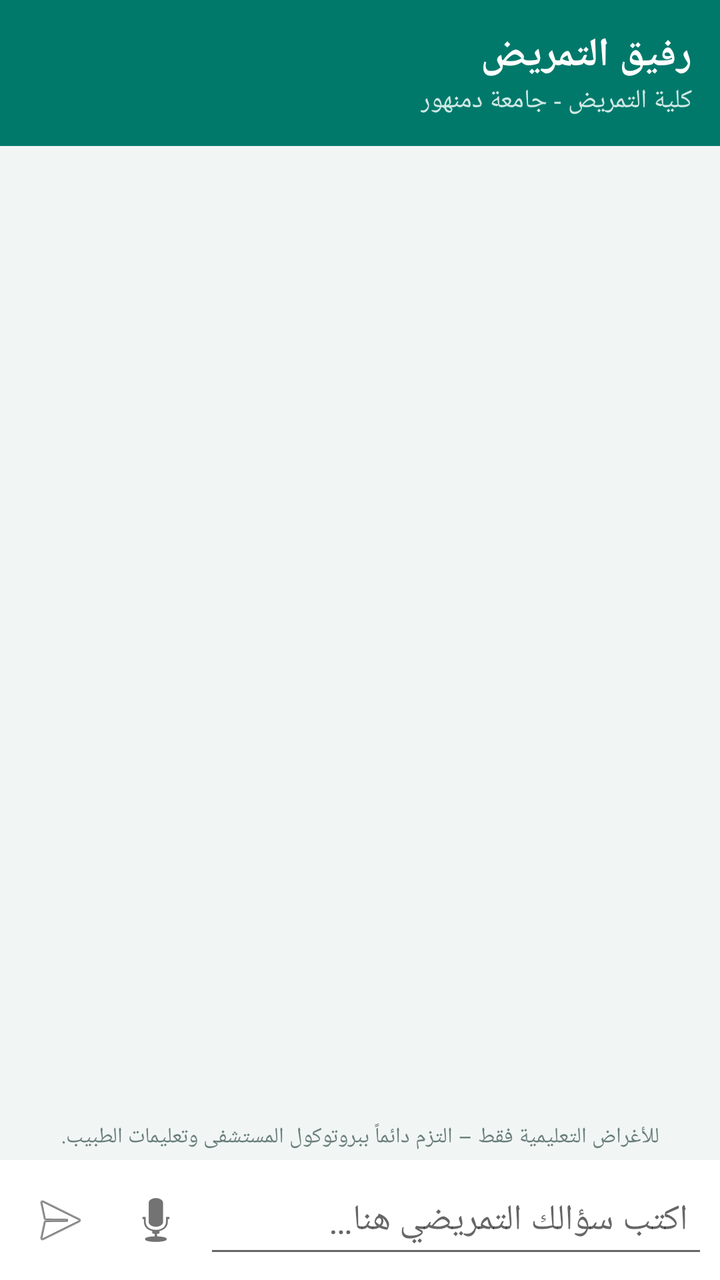
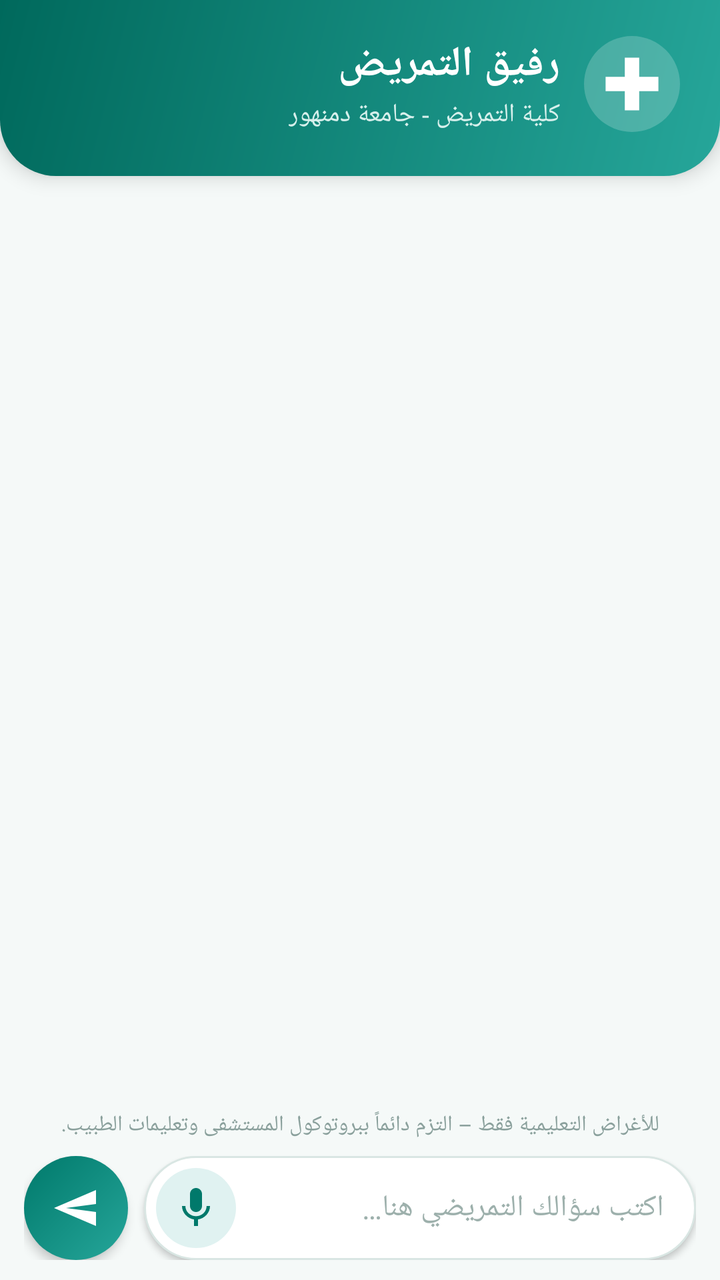

Before-and-after screenshots of an Android layout around one commit, followed by the original layout XML and the change that was made.
<!-- AndroidManifest.xml: application theme AppTheme -->
<!-- res/layout/activity_main.xml -->
<?xml version="1.0" encoding="utf-8"?>
<LinearLayout xmlns:android="http://schemas.android.com/apk/res/android"
    android:layout_width="match_parent"
    android:layout_height="match_parent"
    android:background="@color/bg"
    android:fitsSystemWindows="true"
    android:layoutDirection="rtl"
    android:orientation="vertical">

    <LinearLayout
        android:layout_width="match_parent"
        android:layout_height="wrap_content"
        android:background="@color/teal"
        android:orientation="vertical"
        android:padding="14dp">

        <TextView
            android:layout_width="wrap_content"
            android:layout_height="wrap_content"
            android:text="@string/app_name"
            android:textColor="#FFFFFF"
            android:textSize="20sp"
            android:textStyle="bold" />

        <TextView
            android:layout_width="wrap_content"
            android:layout_height="wrap_content"
            android:text="@string/subtitle"
            android:textColor="#CFE8E4"
            android:textSize="13sp" />
    </LinearLayout>

    <HorizontalScrollView
        android:layout_width="match_parent"
        android:layout_height="wrap_content"
        android:scrollbars="none">

        <LinearLayout
            android:id="@+id/chips"
            android:layout_width="wrap_content"
            android:layout_height="wrap_content"
            android:orientation="horizontal"
            android:padding="6dp" />
    </HorizontalScrollView>

    <androidx.recyclerview.widget.RecyclerView
        android:id="@+id/list"
        android:layout_width="match_parent"
        android:layout_height="0dp"
        android:layout_weight="1"
        android:clipToPadding="false"
        android:padding="6dp" />

    <TextView
        android:id="@+id/status"
        android:layout_width="match_parent"
        android:layout_height="wrap_content"
        android:gravity="center"
        android:text="@string/disclaimer"
        android:textColor="#6B7F7C"
        android:textSize="11sp"
        android:padding="4dp" />

    <LinearLayout
        android:layout_width="match_parent"
        android:layout_height="wrap_content"
        android:background="#FFFFFF"
        android:gravity="center_vertical"
        android:orientation="horizontal"
        android:padding="6dp">

        <EditText
            android:id="@+id/input"
            android:layout_width="0dp"
            android:layout_height="wrap_content"
            android:layout_weight="1"
            android:hint="@string/hint"
            android:inputType="textMultiLine"
            android:maxLines="4"
            android:minHeight="48dp"
            android:padding="10dp" />

        <ImageButton
            android:id="@+id/mic"
            android:layout_width="48dp"
            android:layout_height="48dp"
            android:background="?attr/selectableItemBackgroundBorderless"
            android:contentDescription="mic"
            android:src="@android:drawable/ic_btn_speak_now" />

        <ImageButton
            android:id="@+id/send"
            android:layout_width="48dp"
            android:layout_height="48dp"
            android:background="?attr/selectableItemBackgroundBorderless"
            android:contentDescription="send"
            android:src="@android:drawable/ic_menu_send" />
    </LinearLayout>
</LinearLayout>
<!-- resources referenced by this layout -->
<resources>
  <color name="bg">#F1F6F5</color>
  <color name="teal">#00796B</color>
  <string name="app_name">رفيق التمريض</string>
  <string name="disclaimer">للأغراض التعليمية فقط – التزم دائماً ببروتوكول المستشفى وتعليمات الطبيب.</string>
  <string name="hint">اكتب سؤالك التمريضي هنا…</string>
  <string name="subtitle">كلية التمريض - جامعة دمنهور</string>
  <style name="AppTheme" parent="Theme.AppCompat.Light.NoActionBar">
          <item name="colorPrimary">@color/teal</item>
          <item name="colorPrimaryDark">@color/teal_dark</item>
          <item name="colorAccent">@color/teal</item>
          <item name="android:statusBarColor">@color/teal_dark</item>
      </style>
  <color name="teal_dark">#004D40</color>
</resources>

<!-- the commit's change to res/layout/activity_main.xml (unified diff, before → after) -->
@@ -10,38 +10,45 @@
     <LinearLayout
         android:layout_width="match_parent"
         android:layout_height="wrap_content"
-        android:background="@color/teal"
-        android:orientation="vertical"
-        android:padding="14dp">
+        android:background="@drawable/bg_header"
+        android:elevation="6dp"
+        android:gravity="center_vertical"
+        android:orientation="horizontal"
+        android:paddingBottom="22dp"
+        android:paddingEnd="20dp"
+        android:paddingStart="20dp"
+        android:paddingTop="18dp">
 
-        <TextView
-            android:layout_width="wrap_content"
-            android:layout_height="wrap_content"
-            android:text="@string/app_name"
-            android:textColor="#FFFFFF"
-            android:textSize="20sp"
-            android:textStyle="bold" />
-
-        <TextView
-            android:layout_width="wrap_content"
-            android:layout_height="wrap_content"
-            android:text="@string/subtitle"
-            android:textColor="#CFE8E4"
-            android:textSize="13sp" />
-    </LinearLayout>
-
-    <HorizontalScrollView
-        android:layout_width="match_parent"
-        android:layout_height="wrap_content"
-        android:scrollbars="none">
+        <ImageView
+            android:layout_width="48dp"
+            android:layout_height="48dp"
+            android:contentDescription="logo"
+            android:src="@drawable/ic_logo" />
 
         <LinearLayout
-            android:id="@+id/chips"
-            android:layout_width="wrap_content"
+            android:layout_width="0dp"
             android:layout_height="wrap_content"
-            android:orientation="horizontal"
-            android:padding="6dp" />
-    </HorizontalScrollView>
+            android:layout_marginStart="12dp"
+            android:layout_weight="1"
+            android:orientation="vertical">
+
+            <TextView
+                android:layout_width="wrap_content"
+                android:layout_height="wrap_content"
+                android:text="@string/app_name"
+                android:textColor="#FFFFFF"
+                android:textSize="21sp"
+                android:textStyle="bold" />
+
+            <TextView
+                android:layout_width="wrap_content"
+                android:layout_height="wrap_content"
+                android:layout_marginTop="2dp"
+                android:text="@string/subtitle"
+                android:textColor="#D7F0EC"
+                android:textSize="13sp" />
+        </LinearLayout>
+    </LinearLayout>
 
     <androidx.recyclerview.widget.RecyclerView
         android:id="@+id/list"
@@ -49,51 +56,75 @@
         android:layout_height="0dp"
         android:layout_weight="1"
         android:clipToPadding="false"
-        android:padding="6dp" />
+        android:paddingBottom="8dp"
+        android:paddingEnd="10dp"
+        android:paddingStart="10dp"
+        android:paddingTop="14dp" />
 
     <TextView
         android:id="@+id/status"
         android:layout_width="match_parent"
         android:layout_height="wrap_content"
         android:gravity="center"
+        android:paddingBottom="2dp"
+        android:paddingTop="2dp"
         android:text="@string/disclaimer"
-        android:textColor="#6B7F7C"
-        android:textSize="11sp"
-        android:padding="4dp" />
+        android:textColor="#8AA09C"
+        android:textSize="11sp" />
 
     <LinearLayout
         android:layout_width="match_parent"
         android:layout_height="wrap_content"
-        android:background="#FFFFFF"
         android:gravity="center_vertical"
         android:orientation="horizontal"
-        android:padding="6dp">
+        android:paddingBottom="10dp"
+        android:paddingEnd="12dp"
+        android:paddingStart="12dp"
+        android:paddingTop="6dp">
 
-        <EditText
-            android:id="@+id/input"
+        <LinearLayout
             android:layout_width="0dp"
             android:layout_height="wrap_content"
             android:layout_weight="1"
-            android:hint="@string/hint"
-            android:inputType="textMultiLine"
-            android:maxLines="4"
-            android:minHeight="48dp"
-            android:padding="10dp" />
+            android:background="@drawable/bg_input"
+            android:elevation="2dp"
+            android:gravity="center_vertical"
+            android:orientation="horizontal"
+            android:paddingEnd="6dp"
+            android:paddingStart="16dp">
 
-        <ImageButton
-            android:id="@+id/mic"
-            android:layout_width="48dp"
-            android:layout_height="48dp"
-            android:background="?attr/selectableItemBackgroundBorderless"
-            android:contentDescription="mic"
-            android:src="@android:drawable/ic_btn_speak_now" />
+            <EditText
+                android:id="@+id/input"
+                android:layout_width="0dp"
+                android:layout_height="wrap_content"
+                android:layout_weight="1"
+                android:background="@null"
+                android:hint="@string/hint"
+                android:inputType="textMultiLine"
+                android:maxLines="4"
+                android:minHeight="52dp"
+                android:textColorHint="#9DB0AC"
+                android:textSize="15sp" />
+
+            <ImageButton
+                android:id="@+id/mic"
+                android:layout_width="40dp"
+                android:layout_height="40dp"
+                android:background="@drawable/bg_mic"
+                android:contentDescription="mic"
+                android:padding="9dp"
+                android:src="@drawable/ic_mic" />
+        </LinearLayout>
 
         <ImageButton
             android:id="@+id/send"
-            android:layout_width="48dp"
-            android:layout_height="48dp"
-            android:background="?attr/selectableItemBackgroundBorderless"
+            android:layout_width="52dp"
+            android:layout_height="52dp"
+            android:layout_marginStart="8dp"
+            android:background="@drawable/bg_send"
             android:contentDescription="send"
-            android:src="@android:drawable/ic_menu_send" />
+            android:elevation="3dp"
+            android:padding="13dp"
+            android:src="@drawable/ic_send" />
     </LinearLayout>
 </LinearLayout>
<!-- resource entries referenced after the edit -->
@@ -1,6 +1,49 @@
 <!-- resources referenced by this layout -->
 <resources>
-  <color name="bg">#F1F6F5</color>
+  <color name="bg">#F5F9F8</color>
+  <!-- drawable bg_header (drawable) -->
+  <shape xmlns:android="http://schemas.android.com/apk/res/android" android:shape="rectangle">
+      <gradient android:angle="315" android:startColor="#00695C" android:endColor="#26A69A" />
+      <corners android:bottomLeftRadius="28dp" android:bottomRightRadius="28dp" />
+  </shape>
+  <!-- drawable bg_input (drawable) -->
+  <shape xmlns:android="http://schemas.android.com/apk/res/android" android:shape="rectangle">
+      <solid android:color="#FFFFFF" />
+      <stroke android:width="1dp" android:color="#D9E6E3" />
+      <corners android:radius="28dp" />
+  </shape>
+  <!-- drawable bg_mic (drawable) -->
+  <shape xmlns:android="http://schemas.android.com/apk/res/android" android:shape="oval">
+      <solid android:color="#E0F2F1" />
+  </shape>
+  <!-- drawable bg_send (drawable) -->
+  <shape xmlns:android="http://schemas.android.com/apk/res/android" android:shape="oval">
+      <gradient android:angle="315" android:startColor="#00796B" android:endColor="#26A69A" />
+  </shape>
+  <!-- drawable ic_logo (drawable) -->
+  <vector xmlns:android="http://schemas.android.com/apk/res/android"
+      android:width="44dp" android:height="44dp"
+      android:viewportWidth="40" android:viewportHeight="40">
+      <path android:fillColor="#33FFFFFF"
+          android:pathData="M20,20m-20,0a20,20 0,1 1,40 0a20,20 0,1 1,-40 0" />
+      <path android:fillColor="#FFFFFF"
+          android:pathData="M17,9h6v8h8v6h-8v8h-6v-8h-8v-6h8z" />
+  </vector>
+  <!-- drawable ic_mic (drawable) -->
+  <vector xmlns:android="http://schemas.android.com/apk/res/android"
+      android:width="24dp" android:height="24dp"
+      android:viewportWidth="24" android:viewportHeight="24">
+      <path android:fillColor="#00796B"
+          android:pathData="M12,14c1.66,0 3,-1.34 3,-3V5c0,-1.66 -1.34,-3 -3,-3S9,3.34 9,5v6c0,1.66 1.34,3 3,3zM17.3,11c0,3 -2.54,5.1 -5.3,5.1S6.7,14 6.7,11H5c0,3.41 2.72,6.23 6,6.72V21h2v-3.28c3.28,-0.48 6,-3.3 6,-6.72h-1.7z" />
+  </vector>
+  <!-- drawable ic_send (drawable) -->
+  <vector xmlns:android="http://schemas.android.com/apk/res/android"
+      android:width="24dp" android:height="24dp"
+      android:viewportWidth="24" android:viewportHeight="24"
+      android:autoMirrored="true">
+      <path android:fillColor="#FFFFFFFF"
+          android:pathData="M2.01,21L23,12 2.01,3 2,10l15,2 -15,2z" />
+  </vector>
   <color name="teal">#00796B</color>
   <string name="app_name">رفيق التمريض</string>
   <string name="disclaimer">للأغراض التعليمية فقط – التزم دائماً ببروتوكول المستشفى وتعليمات الطبيب.</string>
@@ -12,6 +55,6 @@
           <item name="colorAccent">@color/teal</item>
           <item name="android:statusBarColor">@color/teal_dark</item>
       </style>
-  <color name="teal_dark">#004D40</color>
+  <color name="teal_dark">#00695C</color>
 </resources>
 
